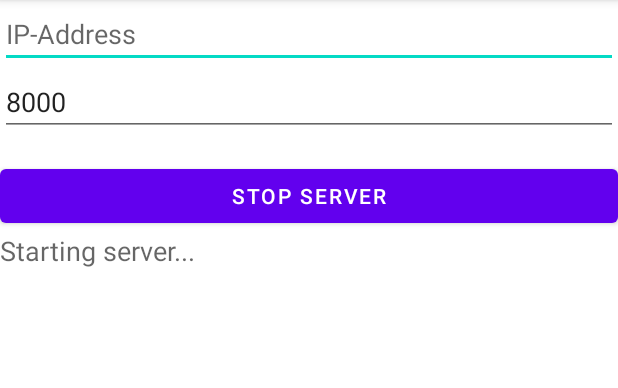
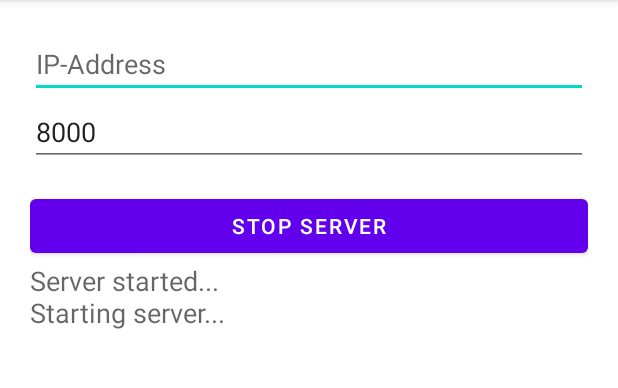
Before and after one commit to dkati/Android-TCP-Messages, an Android app: the screen it shows after launch (MainActivity), after a tap on "START SERVER", on a phone screen of 412 x 824 dp, the part 84-472 px from its top. Run offline under Robolectric (Android 15) with nearby library versions, the phone set to English and light mode, and no system bars; network calls fail; 3 statements that could not run were skipped.

Commit message:
main: Some clean up again

```diff
--- a/app/src/main/java/com/serial/tcplistener/MainActivity.java
+++ b/app/src/main/java/com/serial/tcplistener/MainActivity.java
@@ -43,33 +43,26 @@ public class MainActivity extends AppCompatActivity {
                 mIsServerActive = !mIsServerActive;
 
                 if (!mIsServerActive) {
-                    if (mThreadSocket != null && mThreadSocket.isAlive()) {
-                        mThreadSocket.interrupt();
-
-                    }
                     __binder.btnConnect.setText("Start server");
-                    __binder.tvMessages.setText("");
                     return;
                 }
 
-                __binder.tvMessages.setText("Starting server...\n");
+                appendToLog("Starting server...");
                 //SERVER_IP = __binder.etIP.getText().toString().trim();
                 SERVER_PORT = Integer.parseInt(__binder.etPort.getText().toString().trim());
 
                 mThreadSocket = new Thread(new SocketRunner());
                 mThreadSocket.start();
+                appendToLog("Server started...");
             }
         });
 
     }
 
-    @Override
-    protected void onPause() {
-        super.onPause();
-        mThreadSocket.interrupt();
+    private void appendToLog(String s){
+        __binder.tvMessages.setText(s + "\n"+__binder.tvMessages.getText().toString());
     }
-
-    public String getLocalIpAddress() {
+    private String getLocalIpAddress() {
         try {
             for (Enumeration<NetworkInterface> en = NetworkInterface.getNetworkInterfaces(); en.hasMoreElements(); ) {
                 NetworkInterface intf = en.nextElement();
@@ -127,7 +120,7 @@ public class MainActivity extends AppCompatActivity {
                         runOnUiThread(new Runnable() {
                             @Override
                             public void run() {
-                                __binder.tvMessages.setText(__binder.tvMessages.getText().toString() + "Client says: " + read + "\n");
+                                appendToLog(read);
                             }
                         });
 
--- a/app/src/main/res/layout/activity_main.xml
+++ b/app/src/main/res/layout/activity_main.xml
@@ -4,6 +4,7 @@
     android:layout_width = "match_parent"
     android:layout_height = "match_parent"
     android:layout_margin = "16dp"
+    android:padding="20dp"
     tools:context = ".MainActivity">
     <EditText
         android:id = "@+id/etIP"
```
